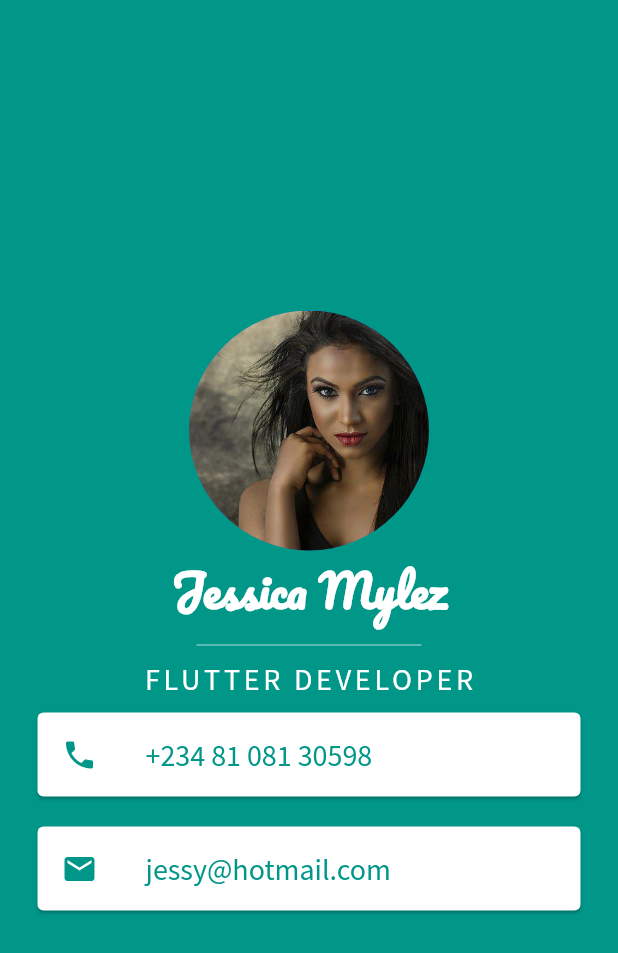
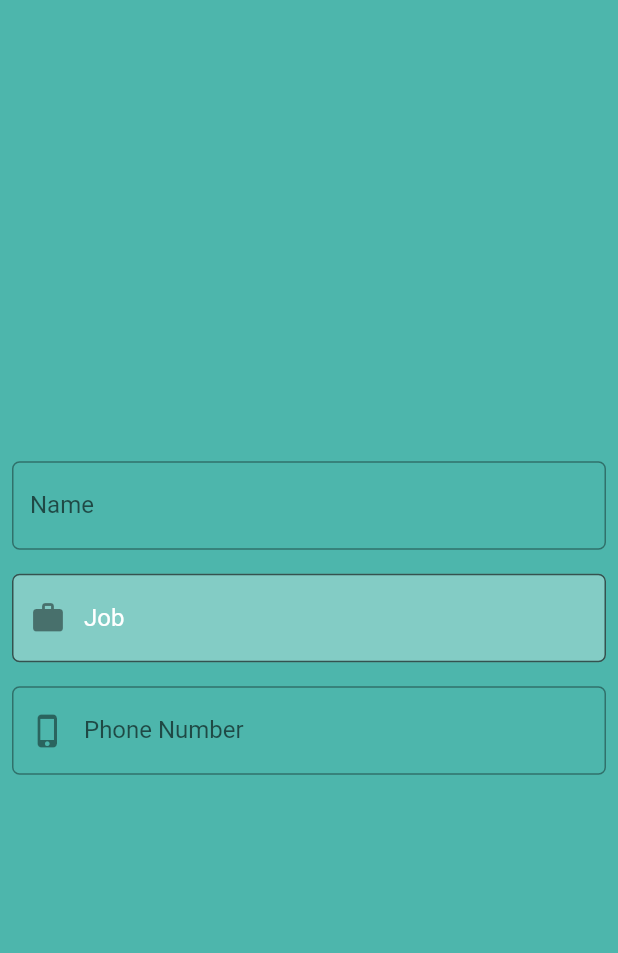
Before and after one commit to Galadima3/MiCard, a Flutter app: the screen it shows after launch, on a phone screen of 412 x 824 dp. Shown: the top 953 px of the screen. Run offline on Flutter 3.47's test engine with Material 2 defaults, Android fonts, the phone set to English and light mode, and no system bars.

Commit message:
2nd Commit + Overhaul

```diff
--- /dev/null
+++ b/lib/job_card.dart
@@ -0,0 +1,85 @@
+// ignore_for_file: prefer_const_constructors
+
+import 'package:flutter/material.dart';
+
+class JobCard extends StatelessWidget {
+  const JobCard({Key? key}) : super(key: key);
+
+  @override
+  Widget build(BuildContext context) {
+    return Scaffold(
+        backgroundColor: Colors.teal,
+        body: SafeArea(
+          child: Column(
+            mainAxisAlignment: MainAxisAlignment.center,
+            children: [
+              CircleAvatar(
+                radius: 80.0,
+                backgroundImage: AssetImage('lib/images/girl.jpg'),
+              ),
+              Text(
+                'Jessica Mylez',
+                style: TextStyle(
+                    fontFamily: 'Pacifico',
+                    fontSize: 30,
+                    color: Colors.white,
+                    fontWeight: FontWeight.bold),
+              ),
+              SizedBox(
+                height: 20.0,
+                width: 150.0,
+                child: Divider(
+                  color: Colors.teal.shade100,
+                ),
+              ),
+              Text(
+                'FLUTTER DEVELOPER',
+                style: TextStyle(
+                  fontFamily: 'SourceSansPro',
+                  fontSize: 20,
+                  letterSpacing: 2.5,
+                  color: Colors.white,
+                ),
+              ),
+              Card(
+                color: Colors.white,
+                margin: EdgeInsets.symmetric(vertical: 10.0, horizontal: 25.0),
+                child: ListTile(
+                  leading: Icon(
+                    Icons.phone,
+                    color: Colors.teal,
+                  ),
+                  title: Text(
+                    '+234 81 081 30598',
+                    style: TextStyle(
+                      color: Colors.teal,
+                      fontFamily: 'SourceSansPro',
+                      fontSize: 20,
+                    ),
+                  ),
+                ),
+              ),
+              Card(
+                color: Colors.white,
+                margin: EdgeInsets.symmetric(vertical: 10.0, horizontal: 25.0),
+                child: ListTile(
+                  leading: Icon(
+                    Icons.email,
+                    color: Colors.teal,
+                  ),
+                  title: Text(
+                    'jessy@hotmail.com',
+                    style: TextStyle(
+                      color: Colors.teal,
+                      fontFamily: 'SourceSansPro',
+                      fontSize: 20,
+                    ),
+                  ),
+                ),
+              ),
+            ],
+          ),
+        ),
+      );
+  }
+}
--- /dev/null
+++ b/lib/job_page.dart
@@ -0,0 +1,82 @@
+// ignore_for_file: prefer_const_constructors
+
+import 'package:flutter/material.dart';
+
+class DetailsPage extends StatefulWidget {
+  const DetailsPage({Key? key}) : super(key: key);
+
+  @override
+  State<DetailsPage> createState() => _DetailsPageState();
+}
+
+class _DetailsPageState extends State<DetailsPage> {
+  final _nameController = TextEditingController();
+  final _jobTitleController = TextEditingController();
+  @override
+  void dispose() {
+    _nameController.dispose();
+    _jobTitleController.dispose();
+    super.dispose();
+  }
+
+  @override
+  Widget build(BuildContext context) {
+    return SafeArea(
+      child: Scaffold(
+        backgroundColor: Colors.teal.shade300,
+        body: Center(
+            child: Column(
+              mainAxisAlignment: MainAxisAlignment.center,
+          children: [
+            //name textfield
+            Padding(
+              padding: const EdgeInsets.all(8.0),
+              child: TextField(
+                controller: _nameController,
+                decoration: InputDecoration(
+                    label: Text('Name'),
+                    border: OutlineInputBorder(
+                        borderRadius: BorderRadius.circular(5))),
+              ),
+            ),
+
+            //job textfield
+            Padding(
+              padding: const EdgeInsets.all(8.0),
+              child: TextField(
+                controller: _jobTitleController,
+                decoration: InputDecoration(
+                  filled: true,
+                  fillColor: Colors.white30,
+                    prefixIcon: Icon(Icons.work),
+                    label: Text('Job'),
+                    labelStyle: TextStyle(color: Colors.white),
+
+                    border: OutlineInputBorder(
+                        borderRadius: BorderRadius.circular(5),
+                        borderSide: BorderSide(color: Colors.white))),
+              ),
+            ),
+
+            //phone number textfield
+            Padding(
+              padding: const EdgeInsets.all(8.0),
+              child: TextField(
+                controller: _jobTitleController,
+                decoration: InputDecoration(
+                    prefixIcon: Icon(Icons.phone_iphone),
+                    label: Text('Phone Number'),
+                    border: OutlineInputBorder(
+                        borderRadius: BorderRadius.circular(5))),
+              ),
+            ),
+
+            //email textfield
+
+            //submit button
+          ],
+        )),
+      ),
+    );
+  }
+}
--- a/lib/main.dart
+++ b/lib/main.dart
@@ -1,6 +1,8 @@
 // ignore_for_file: prefer_const_literals_to_create_immutables, prefer_const_constructors
 
 import 'package:flutter/material.dart';
+import 'package:mi_card/job_card.dart';
+import 'package:mi_card/job_page.dart';
 
 void main() => runApp(const MyApp());
 
@@ -11,80 +13,14 @@ class MyApp extends StatelessWidget {
   Widget build(BuildContext context) {
     return MaterialApp(
       debugShowCheckedModeBanner: false,
-      home: Scaffold(
-        backgroundColor: Colors.teal,
-        body: SafeArea(
-          child: Column(
-            mainAxisAlignment: MainAxisAlignment.center,
-            children: [
-              CircleAvatar(
-                radius: 80.0,
-                backgroundImage: AssetImage('lib/images/girl.jpg'),
-              ),
-              Text(
-                'Jessica Mylez',
-                style: TextStyle(
-                    fontFamily: 'Pacifico',
-                    fontSize: 30,
-                    color: Colors.white,
-                    fontWeight: FontWeight.bold),
-              ),
-              SizedBox(
-                height: 20.0,
-                width: 150.0,
-                child: Divider(
-                  color: Colors.teal.shade100,
-                ),
-              ),
-              Text(
-                'FLUTTER DEVELOPER',
-                style: TextStyle(
-                  fontFamily: 'SourceSansPro',
-                  fontSize: 20,
-                  letterSpacing: 2.5,
-                  color: Colors.white,
-                ),
-              ),
-              Card(
-                color: Colors.white,
-                margin: EdgeInsets.symmetric(vertical: 10.0, horizontal: 25.0),
-                child: ListTile(
-                  leading: Icon(
-                    Icons.phone,
-                    color: Colors.teal,
-                  ),
-                  title: Text(
-                    '+234 81 081 30598',
-                    style: TextStyle(
-                      color: Colors.teal,
-                      fontFamily: 'SourceSansPro',
-                      fontSize: 20,
-                    ),
-                  ),
-                ),
-              ),
-              Card(
-                color: Colors.white,
-                margin: EdgeInsets.symmetric(vertical: 10.0, horizontal: 25.0),
-                child: ListTile(
-                  leading: Icon(
-                    Icons.email,
-                    color: Colors.teal,
-                  ),
-                  title: Text(
-                    'jessy@hotmail.com',
-                    style: TextStyle(
-                      color: Colors.teal,
-                      fontFamily: 'SourceSansPro',
-                      fontSize: 20,
-                    ),
-                  ),
-                ),
-              ),
-            ],
-          ),
-        ),
+      theme: ThemeData(
+
       ),
+      // initialRoute: '',
+      // routes: {
+
+      // },
+      home: DetailsPage()
     );
   }
 }
```
